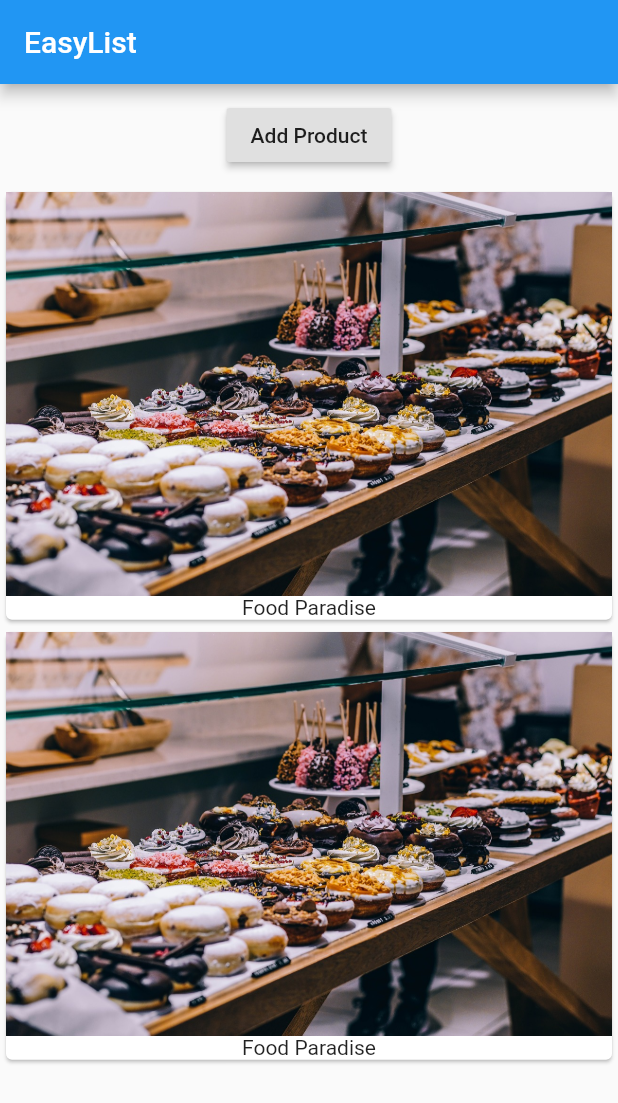
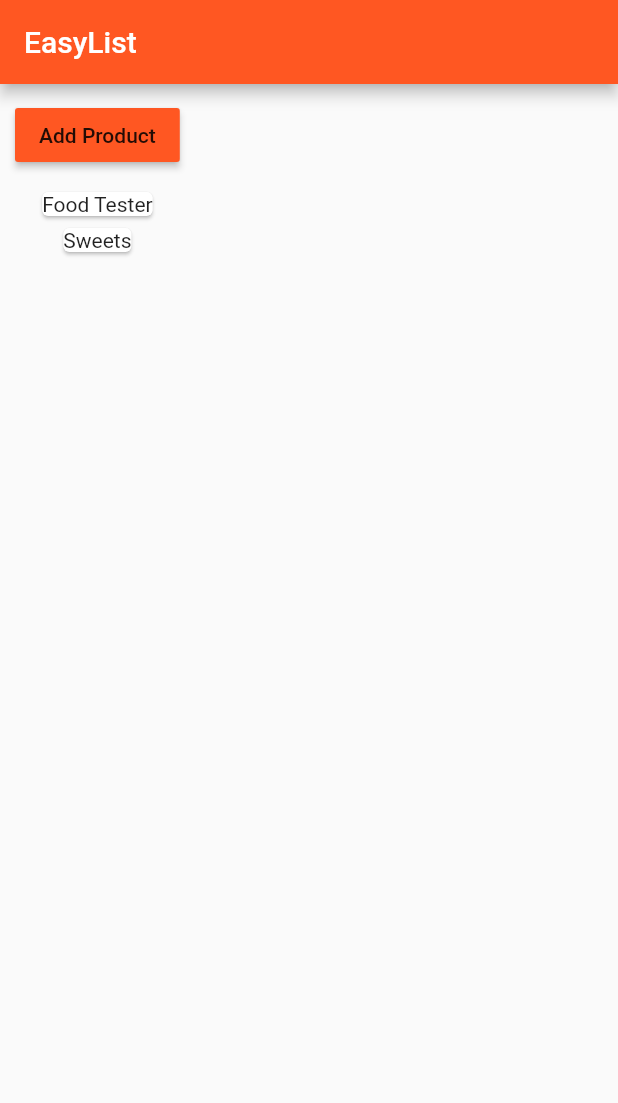
Before and after one commit to MateuszNaKodach/flutter_course_application, a Flutter app: the screen it shows after launch, after a tap on "Add Product", on a phone screen of 412 x 824 dp. Shown: the top 1103 px of the screen. Run offline on Flutter 3.47's test engine with Material 2 defaults, Android fonts, the phone set to English and light mode, and no system bars.

Commit message:
Complete tutorial Section 1: Diving Into the Basics & Understanding Widgets

```diff
--- a/lib/main.dart
+++ b/lib/main.dart
@@ -1,39 +1,20 @@
 import 'package:flutter/material.dart';
-import 'package:flutter_course_application/products.dart';
+import 'package:flutter_course_application/product_manager.dart';
 
 void main() => runApp(MyApp());
 
-class MyApp extends StatefulWidget {
-  @override
-  State createState() {
-    return _MyAppState();
-  }
-}
-
-class _MyAppState extends State<MyApp> {
-  List<String> _products = ['Food Tester'];
-
+class MyApp extends StatelessWidget {
   @override
   Widget build(BuildContext context) {
     return MaterialApp(
+      theme: ThemeData(
+          brightness: Brightness.light,
+          primarySwatch: Colors.deepOrange,
+          accentColor: Colors.deepPurple),
       home: Scaffold(
           appBar: AppBar(title: Text('EasyList')),
           body: Column(
-            children: <Widget>[
-              Container(
-                margin: EdgeInsets.all(10.0),
-                child: RaisedButton(
-                  child: Text('Add Product'),
-                  onPressed: () {
-                    print("Button clicked");
-                    setState(() {
-                      _products.add('Advanced Food Tester');
-                    });
-                  },
-                ),
-              ),
-              Products(_products)
-            ],
+            children: <Widget>[ProductManager(startingProduct: 'Food Tester')],
           )),
     );
   }
--- /dev/null
+++ b/lib/product_control.dart
@@ -0,0 +1,19 @@
+import 'package:flutter/material.dart';
+
+class ProductControl extends StatelessWidget {
+  final Function addProduct;
+
+  ProductControl(this.addProduct);
+
+  @override
+  Widget build(BuildContext context) {
+    return RaisedButton(
+      color: Theme.of(context).primaryColor,
+      child: Text('Add Product'),
+      onPressed: () {
+        print("Button clicked");
+        addProduct('Sweets');
+      },
+    );
+  }
+}
--- /dev/null
+++ b/lib/product_manager.dart
@@ -0,0 +1,45 @@
+import 'package:flutter/material.dart';
+import 'package:flutter_course_application/product_control.dart';
+import 'package:flutter_course_application/products.dart';
+
+@immutable
+class ProductManager extends StatefulWidget {
+
+  final String startingProduct;
+
+  ProductManager({this.startingProduct = 'Sweets Tester'});
+
+  @override
+  State createState() {
+    return _ProductManagerState();
+  }
+}
+
+class _ProductManagerState extends State<ProductManager> {
+  List<String> _products = [];
+
+  @override
+  void initState() {
+    this._products.add(widget.startingProduct);
+    super.initState();
+  }
+
+  void _addProduct(String product){
+    setState(() {
+      _products.add(product);
+    });
+  }
+
+  @override
+  Widget build(BuildContext context) {
+    return Column(
+      children: <Widget>[
+        Container(
+          margin: EdgeInsets.all(10.0),
+          child: ProductControl(_addProduct)
+        ),
+        Products(_products)
+      ],
+    );
+  }
+}
--- a/lib/products.dart
+++ b/lib/products.dart
@@ -13,8 +13,8 @@ class Products extends StatelessWidget {
             .map((it) => Card(
                   child: Column(
                     children: <Widget>[
-                      Image.asset('assets/food.jpg'),
-                      Text('Food Paradise')
+                      //Image.asset('assets/food.jpg'),
+                      Text(it)
                     ],
                   ),
                 ))
```
